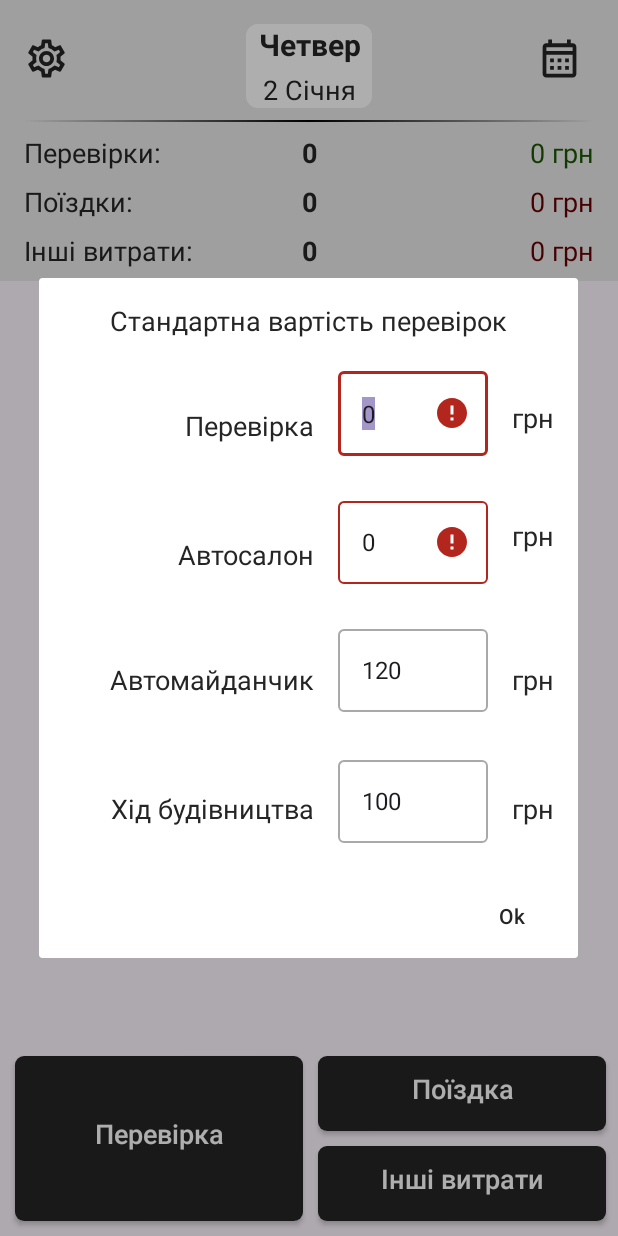
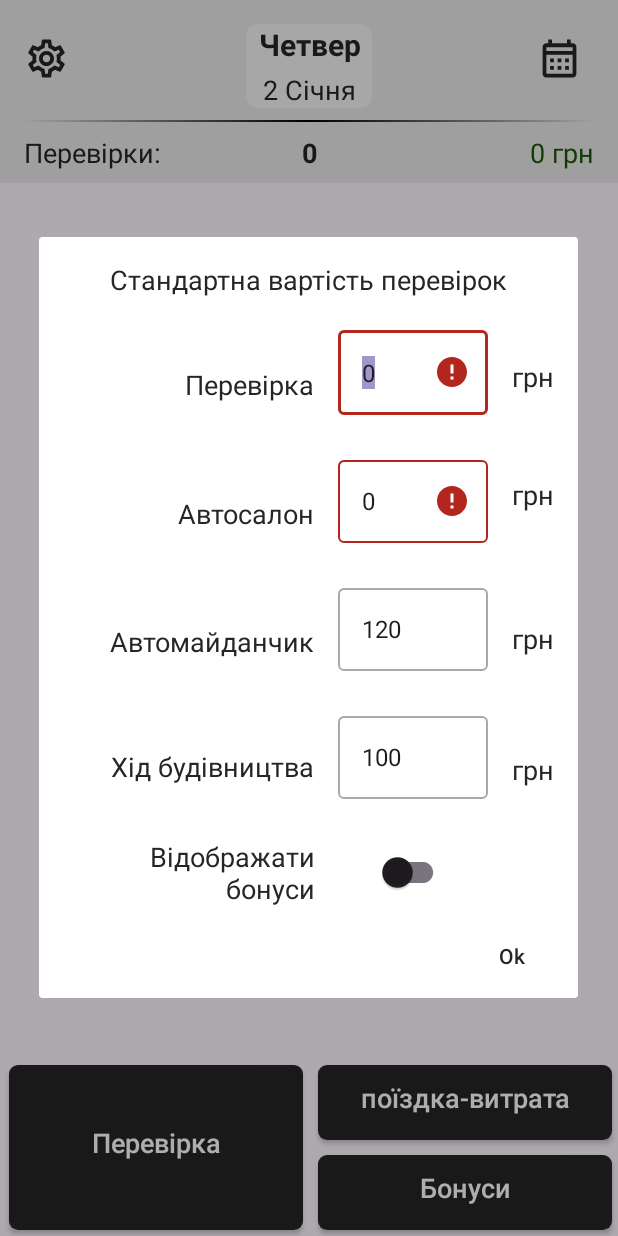
Before and after one commit to iZ0Top/RiaCalc, an Android app built with Jetpack Compose: the screen it shows after launch (MainActivity), after a tap on "Ok", on a phone screen of 412 x 824 dp. Run offline under Robolectric (Android 15) with nearby library versions, the phone set to English and light mode, and no system bars; our stand-ins replace Room's generated code; 2 other taps on this screen came first.

Commit message:
2015 first

```diff
--- a/app/src/main/java/com/alex/riacalc/model/Day.kt
+++ b/app/src/main/java/com/alex/riacalc/model/Day.kt
@@ -11,6 +11,9 @@ data class Day(
     val otherCount: Int,
     val otherSum: Int,
     //
+    val bonusCount: Int,
+    val bonusSum: Int,
+    //
     val inspCarDCount: Int,
     val inspCarPCount: Int,
     val inspConstPCount: Int,
--- a/app/src/main/java/com/alex/riacalc/model/Statistic.kt
+++ b/app/src/main/java/com/alex/riacalc/model/Statistic.kt
@@ -8,6 +8,9 @@ data class Statistic(
     var otherCount: Int,
     var otherSum: Int,
     //
+    var bonusCount: Int,
+    var bonusSum: Int,
+    //
     var inspCarD: Int,
     var inspCarP: Int,
     var inspConstP: Int,
--- a/app/src/main/java/com/alex/riacalc/screens/DialogAdd.kt
+++ b/app/src/main/java/com/alex/riacalc/screens/DialogAdd.kt
@@ -18,6 +18,7 @@ import com.alex.riacalc.R
 import com.alex.riacalc.databinding.DialogAddBinding
 import com.alex.riacalc.model.Event
 import com.alex.riacalc.utils.AppPreferences
+import com.alex.riacalc.utils.TYPE_BONUS
 import com.alex.riacalc.utils.TYPE_INSPECTION
 import com.alex.riacalc.utils.TYPE_INSPECTION_CAR_DEALERSHIP
 import com.alex.riacalc.utils.TYPE_INSPECTION_CAR_PARK
@@ -61,7 +62,8 @@ class DialogAdd : DialogFragment() {
                 binding.textSet.visibility = View.GONE
                 binding.spinnerInspectionType.visibility = View.VISIBLE
 
-                createSpinner()
+                val itemNames = requireContext().resources.getStringArray(R.array.inspection_names)
+                createSpinner(itemNames)
                 val inputPosition = convertTypeToPosition(event.type)
                 mSpinner?.setSelection(inputPosition)
 
@@ -96,19 +98,38 @@ class DialogAdd : DialogFragment() {
                     }
                 }
             }
-            TYPE_TRIP -> {
+            TYPE_TRIP, TYPE_OTHER-> {
                 Log.d("mtag", "dialog type = TRIP")
+
+                binding.textSet.visibility = View.GONE
+                binding.spinnerInspectionType.visibility = View.VISIBLE
+
+                val itemNames = requireContext().resources.getStringArray(R.array.spending_names)
+                createSpinner(itemNames)
+                val inputPosition = convertTypeToPosition(event.type)
+                mSpinner?.setSelection(inputPosition)
+
+                mSpinner?.onItemSelectedListener = object : AdapterView.OnItemSelectedListener{
+                    override fun onItemSelected(p0: AdapterView<*>?, p1: View?, position: Int, p3: Long) {
+
+                        val title = when (position){
+                            0 -> resources.getString(R.string.text_trip)
+                            1 -> resources.getString(R.string.text_other_expense)
+                            else -> ""
+                        }
+                        if (event.type != convertPositionToTypeSpending(position)){
+                            binding.textDialogTitle.text = title
+                            binding.etDialogCost.setText("0")
+                        }
+                    }
+                    override fun onNothingSelected(p0: AdapterView<*>?) {
+                    }
+                }
+            }
+            TYPE_BONUS -> {
+                Log.d("mtag", "dialog type = BONUS")
                 binding.spinnerInspectionType.visibility = View.GONE
                 binding.textSet.visibility = View.VISIBLE
-                binding.textSet.text = resources.getString(R.string.text_cost)
-                binding.textDialogTitle.text = resources.getString(R.string.text_trip)
-            }
-            TYPE_OTHER -> {
-                Log.d("mtag", "dialog type = OTHER")
-                binding.spinnerInspectionType.visibility = View.GONE
-                binding.textSet.visibility = View.VISIBLE
-                binding.textSet.text = resources.getString(R.string.text_cost)
-                binding.textDialogTitle.text = resources.getString(R.string.text_other_expense)
             }
         }
 
@@ -157,8 +178,8 @@ class DialogAdd : DialogFragment() {
 
     private fun convertTypeToPosition(type: Int): Int {
         val p = when(type){
-            TYPE_INSPECTION -> 0
-            TYPE_INSPECTION_CAR_DEALERSHIP -> 1
+            TYPE_INSPECTION, TYPE_TRIP -> 0
+            TYPE_INSPECTION_CAR_DEALERSHIP, TYPE_OTHER -> 1
             TYPE_INSPECTION_CAR_PARK -> 2
             TYPE_INSPECTION_CONST_PROGRESS -> 3
             TYPE_INSPECTION_OTHER -> 4
@@ -177,6 +198,14 @@ class DialogAdd : DialogFragment() {
         }
         return p
     }
+    private fun convertPositionToTypeSpending(position: Int): Int{
+        val p = when(position){
+            0 -> TYPE_TRIP
+            1 -> TYPE_OTHER
+            else -> {0}
+        }
+        return p
+    }
 
 
     override fun onDestroy() {
@@ -185,12 +214,12 @@ class DialogAdd : DialogFragment() {
         Log.d("TAG", "DialogAdd - onDestroy")
     }
 
-    private fun createSpinner(){
+    private fun createSpinner(names: Array<String>){
 
         Log.d("mtag", "createSpinner")
-        val textArray = resources.getStringArray(R.array.inspection_type)
+        //val textArray = resources.getStringArray(R.array.inspection_type)
         mSpinner = binding.spinnerInspectionType
-        val spinnerAdapter = ArrayAdapter<String>(requireContext(), android.R.layout.simple_spinner_item, textArray)
+        val spinnerAdapter = ArrayAdapter<String>(requireContext(), android.R.layout.simple_spinner_item, names)
         spinnerAdapter.setDropDownViewResource(android.R.layout.simple_spinner_dropdown_item)
         mSpinner!!.adapter = spinnerAdapter
     }
--- a/app/src/main/java/com/alex/riacalc/screens/day/DayFragment.kt
+++ b/app/src/main/java/com/alex/riacalc/screens/day/DayFragment.kt
@@ -25,6 +25,7 @@ import com.alex.riacalc.screens.DialogCostSetting
 import com.alex.riacalc.utils.AppPreferences
 import com.alex.riacalc.utils.KEY_ARGUMENTS_TO_DAY
 import com.alex.riacalc.utils.KEY_ARGUMENTS_TO_MONTH
+import com.alex.riacalc.utils.TYPE_BONUS
 import com.alex.riacalc.utils.TYPE_INSPECTION
 import com.alex.riacalc.utils.TYPE_INSPECTION_CAR_DEALERSHIP
 import com.alex.riacalc.utils.TYPE_INSPECTION_CAR_PARK
@@ -80,7 +81,7 @@ class DayFragment : Fragment(), OnClickListener {
         binding.recyclerViewDay.adapter = adapter
         binding.btnAddInspection.setOnClickListener(this)
         binding.btnAddTrip.setOnClickListener(this)
-        binding.btnAddOther.setOnClickListener(this)
+        binding.btnAddBonus.setOnClickListener(this)
 
         with(mainBinding.toolbar){
 
@@ -145,7 +146,7 @@ class DayFragment : Fragment(), OnClickListener {
                 R.id.toolbar_frame_date -> { showDatePickerDialog() }
                 R.id.btn_add_inspection -> { showDialogAddEvent(TYPE_INSPECTION) }
                 R.id.btn_add_trip -> { showDialogAddEvent(TYPE_TRIP) }
-                R.id.btn_add_other -> { showDialogAddEvent(TYPE_OTHER) }
+                R.id.btn_add_bonus -> { showDialogAddEvent(TYPE_BONUS) }
                 R.id.toolbar_btn_month -> {
                     val bundle = Bundle()
                     bundle.putSerializable(KEY_ARGUMENTS_TO_MONTH, date)
@@ -159,21 +160,32 @@ class DayFragment : Fragment(), OnClickListener {
 
         with(mainBinding.toolbar){
             toolbarTxtReviewsCount.text = stats.inspectionsCount.toString()
-            toolbarTxtTripsCount.text= stats.tripsCount.toString()
+            toolbarTxtReviewsSum.text = resources.getString(R.string.template_formatted_currency, stats.inspectionsSum)
+
+            if (stats.tripsCount > 0) toolbarLinearTrips.visibility = View.VISIBLE else toolbarLinearTrips.visibility = View.GONE
+
             toolbarTxtOtherCount.text = stats.otherCount.toString()
-            toolbarTxtReviewsSum.text = resources.getString(R.string.template_formatted_currency, stats.inspectionsSum)
+            toolbarTxtOtherSum.text = resources.getString(R.string.template_formatted_currency, stats.otherSum)
+
+            if (stats.otherCount > 0) toolbarLinearOther.visibility = View.VISIBLE else toolbarLinearOther.visibility = View.GONE
+
+            toolbarTxtTripsCount.text = stats.tripsCount.toString()
             toolbarTxtTripsSum.text = resources.getString(R.string.template_formatted_currency, stats.tripsSum)
-            toolbarTxtOtherSum.text = resources.getString(R.string.template_formatted_currency, stats.otherSum)
+
+            if (stats.bonusCount > 0 && AppPreferences.getBonusViewStatus())  toolbarLinearBonus.visibility = View.VISIBLE else toolbarLinearBonus.visibility = View.GONE
+
+            toolbarTxtBonusCount.text = stats.bonusCount.toString()
+            toolbarTxtBonusSum.text = resources.getString(R.string.template_formatted_currency, stats.bonusSum)
         }
     }
 
     private fun showDialogAddEvent(type: Int){
 
-        val defaultCost = if (type == TYPE_INSPECTION) AppPreferences.getReviewDefaultCost() else 0
+        //val defaultCost = if (type == TYPE_INSPECTION) AppPreferences.getReviewDefaultCost() else 0
         val event = Event(
             id = 0,
             type = type,
-            cost = defaultCost,
+            cost = 0,
             description = "",
             date = date
         )
--- a/app/src/main/java/com/alex/riacalc/screens/day/DayFragmentVM.kt
+++ b/app/src/main/java/com/alex/riacalc/screens/day/DayFragmentVM.kt
@@ -13,6 +13,7 @@ import com.alex.riacalc.repository.room.AppDatabase
 import com.alex.riacalc.repository.room.RoomRepository
 import com.alex.riacalc.utils.PATTERN_DATE_Y_M_D
 import com.alex.riacalc.utils.REPOSITORY
+import com.alex.riacalc.utils.TYPE_BONUS
 import com.alex.riacalc.utils.TYPE_INSPECTION
 import com.alex.riacalc.utils.TYPE_INSPECTION_CAR_DEALERSHIP
 import com.alex.riacalc.utils.TYPE_INSPECTION_CAR_PARK
@@ -106,6 +107,9 @@ class DayFragmentVM(application: Application) : AndroidViewModel(application) {
         var otherCount = 0
         var otherSum = 0
         //-----
+        var bonusCount = 0
+        var bonusSum = 0
+        //-----
         var inspCarD = 0
         var inspCarP = 0
         var inspConstP = 0
@@ -140,6 +144,10 @@ class DayFragmentVM(application: Application) : AndroidViewModel(application) {
                     otherCount++
                     otherSum += i.cost
                 }
+                TYPE_BONUS -> {
+                    bonusCount++
+                    bonusSum += i.cost
+                }
             }
         }
         _statisticLD.value = Statistic(
@@ -149,6 +157,10 @@ class DayFragmentVM(application: Application) : AndroidViewModel(application) {
             tripsSum = tripsSum,
             otherCount = otherCount,
             otherSum = otherSum,
+            //---
+            bonusCount = bonusCount,
+            bonusSum = bonusSum,
+            //---
             inspCarD = inspCarD,
             inspCarP = inspCarP,
             inspConstP = inspConstP,
--- a/app/src/main/java/com/alex/riacalc/screens/month/MonthFragmentVM.kt
+++ b/app/src/main/java/com/alex/riacalc/screens/month/MonthFragmentVM.kt
@@ -29,7 +29,6 @@ import java.util.Locale
 
 class MonthFragmentVM(private val application: Application) : AndroidViewModel(application) {
 
-
     private var _calendarLD = MutableLiveData<Calendar>()
     private var _statisticLD = MutableLiveData<Statistic>()
     private var _reportLD = MutableLiveData<String>()
@@ -38,7 +37,6 @@ class MonthFragmentVM(private val application: Application) : AndroidViewModel(a
     val reportLD: LiveData<String> get() = _reportLD
 
     val mediatorLiveData = MediatorLiveData<List<Day>>()
-
 
     fun setDate(calendar: Calendar) {
         _calendarLD.value = calendar
@@ -159,7 +157,6 @@ class MonthFragmentVM(private val application: Application) : AndroidViewModel(a
 
         val date = listDays[0].date
 
-
         //якщо є переврки інши типів то додати строку - серед них:
 
         //якщо є автосалон то додати - Ввтосалон:
@@ -173,7 +170,6 @@ class MonthFragmentVM(private val application: Application) : AndroidViewModel(a
         val stringBuilder = StringBuilder()
             .append("${monthNames[date.get(Calendar.MONTH)]}. ${date.get(Calendar.YEAR)}")
             .append(application.resources.getString(R.string.template_inspections, statistic.inspectionsCount))
-
 
         val inspectionDetails = listOf(
             "Автосалон" to statistic.inspCarD,
--- a/app/src/main/java/com/alex/riacalc/utils/AppPreferences.kt
+++ b/app/src/main/java/com/alex/riacalc/utils/AppPreferences.kt
@@ -24,6 +24,9 @@ object AppPreferences {
     fun setReviewConstProgress(value: Int){
         mPreferences.edit().putInt(PREF_DEFAULT_CONST_PROGRESS, value).apply()
     }
+    fun setBonusViewStatus(value: Boolean){
+        mPreferences.edit().putBoolean(PREF_BONUS_VIEW_STATUS, value).apply()
+    }
 
 
 
@@ -39,4 +42,7 @@ object AppPreferences {
     fun getReviewConstProgress(): Int{
         return mPreferences.getInt(PREF_DEFAULT_CONST_PROGRESS, 100)
     }
+    fun getBonusViewStatus(): Boolean{
+        return mPreferences.getBoolean(PREF_BONUS_VIEW_STATUS, false)
+    }
 }
--- a/app/src/main/java/com/alex/riacalc/utils/Constants.kt
+++ b/app/src/main/java/com/alex/riacalc/utils/Constants.kt
@@ -12,6 +12,7 @@ const val TYPE_INSPECTION_CONST_PROGRESS = 12
 const val TYPE_INSPECTION_OTHER = 13
 const val TYPE_TRIP = 2
 const val TYPE_OTHER = 3
+const val TYPE_BONUS = 9
 
 const val KEY_ARGUMENTS_TO_MONTH = "key_argument_to_month"
 const val KEY_ARGUMENTS_TO_DAY = "key_argument_to_day"
@@ -26,3 +27,4 @@ const val PREF_DEFAULT_COST = "default_cost"
 const val PREF_DEFAULT_CAR_DEALERSHIP_COST = "default_car_dealership_cost"
 const val PREF_DEFAULT_CAR_PARK_COST = "default_car_park_cost"
 const val PREF_DEFAULT_CONST_PROGRESS = "default_const_progress"
+const val PREF_BONUS_VIEW_STATUS = "bonus_view_status"
--- a/app/src/main/res/drawable/rounded_background.xml
+++ b/app/src/main/res/drawable/rounded_background.xml
@@ -2,9 +2,8 @@
 <shape xmlns:android="http://schemas.android.com/apk/res/android"
     android:shape="rectangle">
 
-    <solid android:color="@color/white"/>
-    <corners android:radius="8dp"/>
-
-
+    <solid android:color="@color/black_100"/>
+    <corners android:radius="8dp" />
+    <stroke android:color="@color/black"/>
 
 </shape>
--- a/app/src/main/res/layout/dialog_cost_setting.xml
+++ b/app/src/main/res/layout/dialog_cost_setting.xml
@@ -121,12 +121,12 @@
         android:layout_height="wrap_content"
         android:layout_marginStart="16dp"
         android:layout_marginEnd="16dp"
+        android:gravity="end"
         android:text="Автомайданчик"
-        android:gravity="end"
         app:layout_constraintBottom_toBottomOf="@+id/dialog_cost_car_park_setting_ti_layout"
         app:layout_constraintEnd_toStartOf="@+id/dialog_cost_car_park_setting_ti_layout"
         app:layout_constraintStart_toStartOf="parent"
-        app:layout_constraintTop_toBottomOf="@+id/dialog_cost_car_dealership_setting_ti_layout" />
+        app:layout_constraintTop_toTopOf="@+id/dialog_cost_car_park_setting_ti_layout" />
 
     <com.google.android.material.textfield.TextInputLayout
         android:id="@+id/dialog_cost_car_park_setting_ti_layout"
@@ -181,11 +181,11 @@
         style="@style/Widget.MaterialComponents.TextInputLayout.OutlinedBox"
         android:layout_width="100dp"
         android:layout_height="wrap_content"
-        android:layout_marginTop="6dp"
         android:layout_marginEnd="16dp"
+        android:layout_marginTop="4dp"
         app:errorEnabled="true"
-        app:layout_constraintBottom_toBottomOf="parent"
-        app:layout_constraintEnd_toStartOf="@+id/dialog_cost_car_park_setting_currency"
+        app:layout_constraintBottom_toTopOf="@id/dialog_cost_bonus_switch"
+        app:layout_constraintEnd_toStartOf="@+id/dialog_cost_const_progress_setting_currency"
         app:layout_constraintTop_toBottomOf="@+id/dialog_cost_car_park_setting_ti_layout">
 
         <com.google.android.material.textfield.TextInputEditText
@@ -193,10 +193,10 @@
             android:layout_width="match_parent"
             android:layout_height="55dp"
             android:digits="0123456789"
-            android:selectAllOnFocus="true"
             android:inputType="numberDecimal"
             android:lines="1"
-            android:maxLength="3" />
+            android:maxLength="3"
+            android:selectAllOnFocus="true" />
 
     </com.google.android.material.textfield.TextInputLayout>
 
@@ -209,8 +209,31 @@
         android:text="@string/text_currency"
         app:layout_constraintBottom_toBottomOf="@+id/dialog_cost_const_progress_setting_ti_layout"
         app:layout_constraintEnd_toEndOf="parent"
-        app:layout_constraintTop_toBottomOf="@+id/dialog_cost_car_park_setting_ti_layout" />
+        app:layout_constraintTop_toTopOf="@+id/dialog_cost_const_progress_setting_ti_layout" />
 
+    <androidx.appcompat.widget.SwitchCompat
+        android:id="@+id/dialog_cost_bonus_switch"
+        android:layout_width="wrap_content"
+        android:layout_height="wrap_content"
+        android:layout_marginTop="4dp"
+        android:layout_marginBottom="4dp"
+        app:layout_constraintEnd_toEndOf="@+id/dialog_cost_const_progress_setting_ti_layout"
+        app:layout_constraintStart_toStartOf="@+id/dialog_cost_const_progress_setting_ti_layout"
+        app:layout_constraintTop_toBottomOf="@+id/dialog_cost_const_progress_setting_ti_layout"
+        app:layout_constraintBottom_toBottomOf="parent"/>
+
+    <TextView
+        android:id="@+id/dialog_cost_bonus_text"
+        style="@style/text_normal"
+        android:layout_width="0dp"
+        android:layout_height="wrap_content"
+        android:layout_marginStart="16dp"
+        android:gravity="end"
+        android:text="Відображати бонуси"
+        app:layout_constraintBottom_toBottomOf="@+id/dialog_cost_bonus_switch"
+        app:layout_constraintEnd_toEndOf="@+id/dialog_cost_const_progress_setting_tv_header"
+        app:layout_constraintStart_toStartOf="parent"
+        app:layout_constraintTop_toTopOf="@+id/dialog_cost_bonus_switch" />
 
 
 </androidx.constraintlayout.widget.ConstraintLayout>
--- a/app/src/main/res/layout/fragment_day.xml
+++ b/app/src/main/res/layout/fragment_day.xml
@@ -14,51 +14,62 @@
         android:layout_height="0dp"
         android:layout_margin="4dp"
         app:layout_constraintTop_toTopOf="parent"
-        app:layout_constraintBottom_toTopOf="@id/btn_add_trip"
+        app:layout_constraintBottom_toTopOf="@id/btn_constraint"
         tools:listitem="@layout/item_event"
         />
+
+    <androidx.constraintlayout.widget.ConstraintLayout
+        android:id="@+id/btn_constraint"
+        android:layout_width="0dp"
+        android:layout_height="120dp"
+        app:layout_constraintStart_toStartOf="parent"
+        app:layout_constraintEnd_toEndOf="parent"
+        app:layout_constraintTop_toBottomOf="@id/recycler_view_day"
+        app:layout_constraintBottom_toBottomOf="parent">
 
         <androidx.appcompat.widget.AppCompatButton
             android:id="@+id/btn_add_inspection"
             android:layout_width="0dp"
-        android:layout_height="0dp"
-        android:layout_marginStart="4dp"
-        android:layout_marginBottom="6dp"
+            android:layout_height="match_parent"
             android:text="@string/text_btn_inspection"
-        app:layout_constraintBottom_toBottomOf="parent"
+            app:layout_constraintTop_toBottomOf="parent"
             app:layout_constraintEnd_toStartOf="@id/btn_add_trip"
             app:layout_constraintStart_toStartOf="parent"
-        app:layout_constraintTop_toTopOf="@+id/btn_add_trip"
+            app:layout_constraintBottom_toBottomOf="parent"
             style="@style/my_button"
             />
 
 
         <androidx.appcompat.widget.AppCompatButton
             android:id="@+id/btn_add_trip"
+            style="@style/my_button"
             android:layout_width="0dp"
-        android:layout_height="60dp"
+            android:layout_height="0dp"
             android:text="@string/text_btn_trip"
-        android:layout_marginEnd="4dp"
-        app:layout_constraintTop_toBottomOf="@+id/recycler_view_day"
-        app:layout_constraintBottom_toTopOf="@+id/btn_add_other"
+            app:layout_constraintBottom_toTopOf="@+id/btn_add_bonus"
             app:layout_constraintEnd_toEndOf="parent"
-        app:layout_constraintStart_toEndOf="@+id/btn_add_inspection"
-        style="@style/my_button"
-        />
+            app:layout_constraintStart_toEndOf="@id/btn_add_inspection"
+            app:layout_constraintTop_toTopOf="parent" />
 
         <androidx.appcompat.widget.AppCompatButton
-        android:id="@+id/btn_add_other"
+            android:id="@+id/btn_add_bonus"
             android:layout_width="0dp"
-        android:layout_height="60dp"
+            android:layout_height="0dp"
             android:text="@string/text_btn_other"
-        android:layout_marginBottom="6dp"
-        android:layout_marginEnd="4dp"
+            style="@style/my_button"
+            android:visibility="visible"
+            app:layout_constraintTop_toBottomOf="@id/btn_add_trip"
+            app:layout_constraintStart_toEndOf="@id/btn_add_inspection"
+            app:layout_constraintEnd_toEndOf="parent"
             app:layout_constraintBottom_toBottomOf="parent"
-        app:layout_constraintEnd_toEndOf="parent"
-        app:layout_constraintStart_toEndOf="@+id/btn_add_inspection"
-        style="@style/my_button"
-
             />
 
 
+
+
     </androidx.constraintlayout.widget.ConstraintLayout>
+
+
+
+
+</androidx.constraintlayout.widget.ConstraintLayout>
--- a/app/src/main/res/layout/toolbar_layout.xml
+++ b/app/src/main/res/layout/toolbar_layout.xml
@@ -10,7 +10,8 @@
 
     <androidx.constraintlayout.widget.ConstraintLayout
         android:layout_width="match_parent"
-        android:layout_height="wrap_content">
+        android:layout_height="match_parent"
+        android:paddingBottom="8dp">
 
         <LinearLayout
             android:id="@+id/toolbar_frame_date"
@@ -157,6 +158,7 @@
             android:layout_marginStart="16dp"
             android:layout_marginTop="8dp"
             android:layout_marginEnd="16dp"
+            android:visibility="gone"
             android:orientation="horizontal"
             app:layout_constraintTop_toBottomOf="@id/toolbar_linear_inspections">
 
@@ -196,9 +198,8 @@
             android:layout_marginStart="16dp"
             android:layout_marginTop="8dp"
             android:layout_marginEnd="16dp"
-            android:layout_marginBottom="8dp"
             android:orientation="horizontal"
-            app:layout_constraintBottom_toBottomOf="parent"
+            android:visibility="gone"
             app:layout_constraintEnd_toEndOf="parent"
             app:layout_constraintStart_toStartOf="parent"
             app:layout_constraintTop_toBottomOf="@id/toolbar_linear_trips">
@@ -233,5 +234,48 @@
                 android:textColor="@color/red_600"/>
         </LinearLayout>
 
+        <LinearLayout
+            android:id="@+id/toolbar_linear_bonus"
+            android:layout_width="0dp"
+            android:layout_height="wrap_content"
+            android:layout_marginStart="16dp"
+            android:layout_marginTop="8dp"
+            android:layout_marginEnd="16dp"
+            android:orientation="horizontal"
+            android:visibility="visible"
+            app:layout_constraintEnd_toEndOf="parent"
+            app:layout_constraintStart_toStartOf="parent"
+            app:layout_constraintTop_toBottomOf="@id/toolbar_linear_other">
+
+            <TextView
+                android:id="@+id/toolbar_txt_bonus"
+                style="@style/text_normal"
+                android:layout_width="0dp"
+                android:layout_height="wrap_content"
+                android:layout_weight="1"
+                android:gravity="start"
+                android:text="Бонуси" />
+
+            <TextView
+                android:id="@+id/toolbar_txt_bonus_count"
+                style="@style/text_normal"
+                android:textStyle="bold"
+                android:layout_width="0dp"
+                android:layout_height="wrap_content"
+                android:layout_weight="0.5"
+                android:gravity="center_horizontal"
+                android:text="@string/text_0" />
+
+            <TextView
+                android:id="@+id/toolbar_txt_bonus_sum"
+                style="@style/text_normal"
+                android:layout_width="0dp"
+                android:layout_height="wrap_content"
+                android:layout_weight="1"
+                android:gravity="end"
+                android:text="@string/template_formatted_currency"
+                android:textColor="@color/red_600"/>
+        </LinearLayout>
+
     </androidx.constraintlayout.widget.ConstraintLayout>
 </androidx.appcompat.widget.Toolbar>
--- a/app/src/main/res/values/colors.xml
+++ b/app/src/main/res/values/colors.xml
@@ -32,5 +32,7 @@
     <color name="red_200">#E78080</color>
     <color name="red_100">#F3BFBF</color>
 
+    <color name="yellow_100">#80FFC107</color>
+
 
 </resources>
--- a/app/src/main/res/values/strings.xml
+++ b/app/src/main/res/values/strings.xml
@@ -10,11 +10,11 @@
     <string name="text_inspections">Перевірки:</string>
 
     <string name="text_trip">Поїздка</string>
-    <string name="text_btn_trip">Поїздка</string>
+    <string name="text_btn_trip">поїздка-витрата</string>
     <string name="text_trips">Поїздки:</string>
 
     <string name="text_other_expense">Інші витрати</string>
-    <string name="text_btn_other">Інші витрати</string>
+    <string name="text_btn_other">Бонуси</string>
     <string name="text_other_expenses">Інші витрати:</string>
 
     <string name="text_need_add_description">Потрібно додати опис</string>
@@ -65,11 +65,16 @@
     <string name="text_const_progress">Хід будівництва</string>
 
 
-    <string-array name="inspection_type">
+    <string-array name="inspection_names">
         <item>Перевірка</item>
         <item>Автосалон</item>
         <item>Автомайданчик</item>
         <item>Хід будівництва</item>
+    </string-array>
+
+    <string-array name="spending_names">
+        <item>Поїздка</item>
+        <item>Інше</item>
     </string-array>
 
     <string-array name="day_name">
```
Lines whose indentation alone changed are shown as unchanged.
